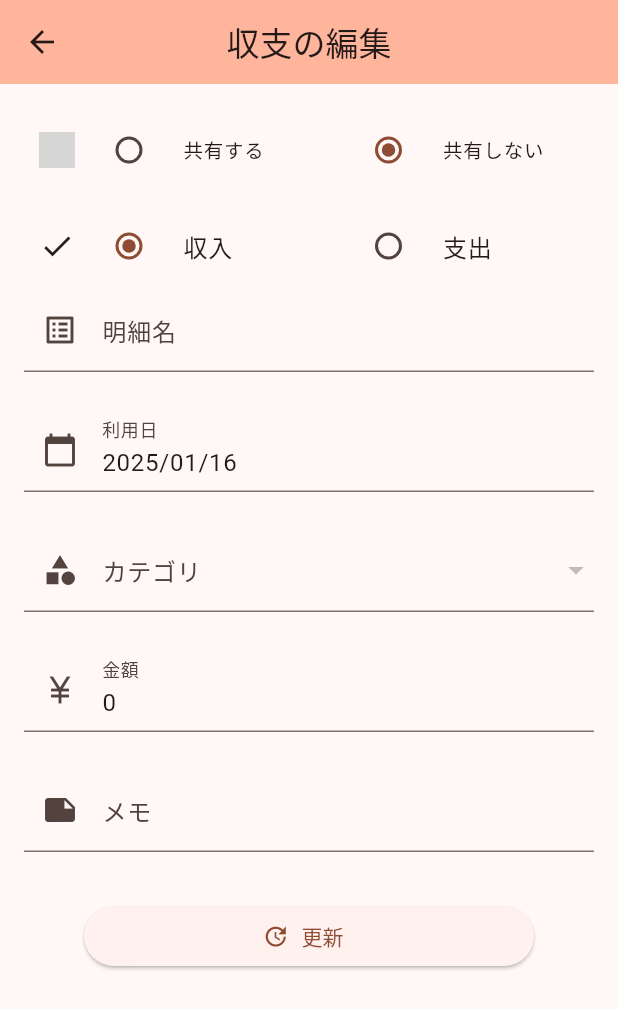
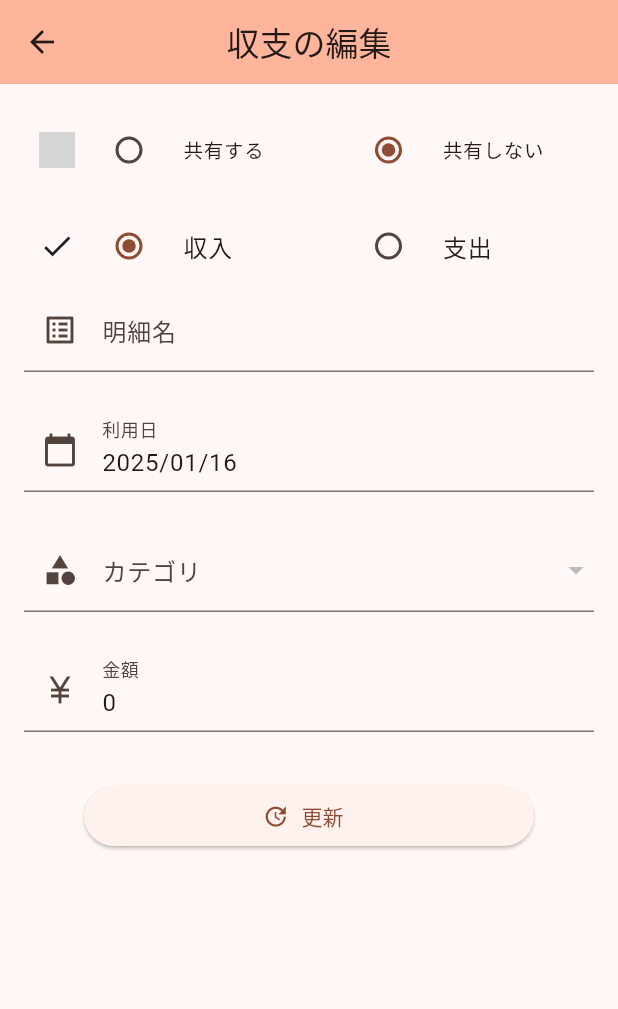
Before and after one commit to koichirokudo/sharing_household_expenses, a Flutter app: the TransactionDetailPage screen opened directly with empty values, after a tap on "編集", on a phone screen of 412 x 824 dp. Shown: the top 1009 px of the screen. Run offline on Flutter 3.47's test engine with Material 3 defaults, Android fonts, the light colour scheme and no system bars; our stand-ins replace app_links, flutter_dotenv, flutter_riverpod, freezed_annotation, image_picker, supabase_flutter; missing offline and left inert: functions_client; accounts and stored records are empty; Roboto replaces fonts that are missing (MPLUS1p); grey boxes are pictures that could not be loaded.

Commit message:
収支登録：メモを削除

```diff
--- a/lib/models/transaction.dart
+++ b/lib/models/transaction.dart
@@ -14,7 +14,6 @@ class Transaction {
   final TransactionType type;
   final double amount;
   final bool share;
-  final String? note;
   final DateTime createdAt;
   final DateTime updatedAt;
   late final SubCategory? subCategory;
@@ -31,7 +30,6 @@ class Transaction {
     required this.type,
     required this.amount,
     this.share = false,
-    this.note,
     required this.createdAt,
     required this.updatedAt,
     this.subCategory,
@@ -52,7 +50,6 @@ class Transaction {
           ? (map['amount'] as int).toDouble()
           : map['amount'] as double,
       share: map['share'],
-      note: map['note'],
       createdAt: DateTime.parse(map['created_at']),
       updatedAt: DateTime.parse(map['updated_at']),
       subCategory: map['sub_categories'] != null
@@ -75,7 +72,6 @@ class Transaction {
       'type': type.name,
       'amount': amount,
       'share': share,
-      'note': note,
       'created_at': createdAt.toIso8601String(),
       'updated_at': updatedAt.toIso8601String(),
       'subCategories': subCategory?.toMap(),
@@ -94,7 +90,6 @@ class Transaction {
       'type': type.name,
       'amount': amount,
       'share': share,
-      'note': note,
       'created_at': createdAt.toIso8601String(),
       'updated_at': updatedAt.toIso8601String(),
     };
@@ -112,7 +107,6 @@ class Transaction {
       'type': type.name,
       'amount': amount,
       'share': share,
-      'note': note,
       'created_at': createdAt.toIso8601String(),
       'updated_at': updatedAt.toIso8601String(),
     };
--- a/lib/screens/transaction/transaction_detail_page.dart
+++ b/lib/screens/transaction/transaction_detail_page.dart
@@ -308,22 +308,6 @@ class TransactionDetailPageState extends ConsumerState<TransactionDetailPage> {
                           ],
                         ),
                       ),
-                      Container(
-                        decoration: const BoxDecoration(
-                          border: Border(
-                            bottom:
-                                BorderSide(color: Colors.black, width: 0.25),
-                          ),
-                        ),
-                        padding: const EdgeInsets.all(8.0),
-                        child: Row(
-                          mainAxisAlignment: MainAxisAlignment.spaceBetween,
-                          children: [
-                            Text('メモ'),
-                            Text(transaction.note ?? ''),
-                          ],
-                        ),
-                      ),
                       if (!isSettlement) _buildButtons(),
                     ],
                   ),
--- a/lib/screens/transaction/transaction_register_page.dart
+++ b/lib/screens/transaction/transaction_register_page.dart
@@ -32,7 +32,6 @@ class TransactionRegisterPageState
   final TextEditingController _dateController = TextEditingController();
   final TextEditingController _nameController = TextEditingController();
   final TextEditingController _amountController = TextEditingController();
-  final TextEditingController _noteController = TextEditingController();
 
   @override
   void initState() {
@@ -56,7 +55,6 @@ class TransactionRegisterPageState
     _dateController.dispose();
     _nameController.dispose();
     _amountController.dispose();
-    _noteController.dispose();
     super.dispose();
   }
 
@@ -74,7 +72,6 @@ class TransactionRegisterPageState
       ).toLocal());
       _nameController.text = transaction.name ?? '';
       _amountController.text = transaction.amount.round().toString();
-      _noteController.text = transaction.note ?? '';
     } else {
       // 編集データがない場合の初期設定
       _selectedType = 'expense';
@@ -123,7 +120,6 @@ class TransactionRegisterPageState
         'type': _selectedType == 'income' ? 'income' : 'expense',
         'date': _dateController.text.trim(),
         'name': _nameController.text.trim(),
-        'note': _noteController.text.trim(),
         'updated_at': DateTime.now().toUtc().toIso8601String(),
       };
 
@@ -145,7 +141,6 @@ class TransactionRegisterPageState
         }
         _dateController.text = DateFormat('yyyy/MM/dd').format(DateTime.now());
         _nameController.clear();
-        _noteController.clear();
         _amountController.clear();
         _selectedType = 'expense';
         _share = true;
@@ -414,21 +409,6 @@ class TransactionRegisterPageState
                             return null;
                           },
                         ),
-                        const SizedBox(height: 24),
-                        // メモ
-                        TextFormField(
-                          controller: _noteController,
-                          decoration: const InputDecoration(
-                            labelText: 'メモ',
-                            prefixIcon: Icon(Icons.note),
-                          ),
-                          validator: (value) {
-                            if (value != null && value.length > 30) {
-                              return 'メモは30文字以下で入力してください';
-                            }
-                            return null;
-                          },
-                        ),
                         const SizedBox(height: 32),
                         ElevatedButton.icon(
                           label: Text(widget.transaction == null ? '登録' : '更新'),
```
Also changed, not shown: 2 other files.
